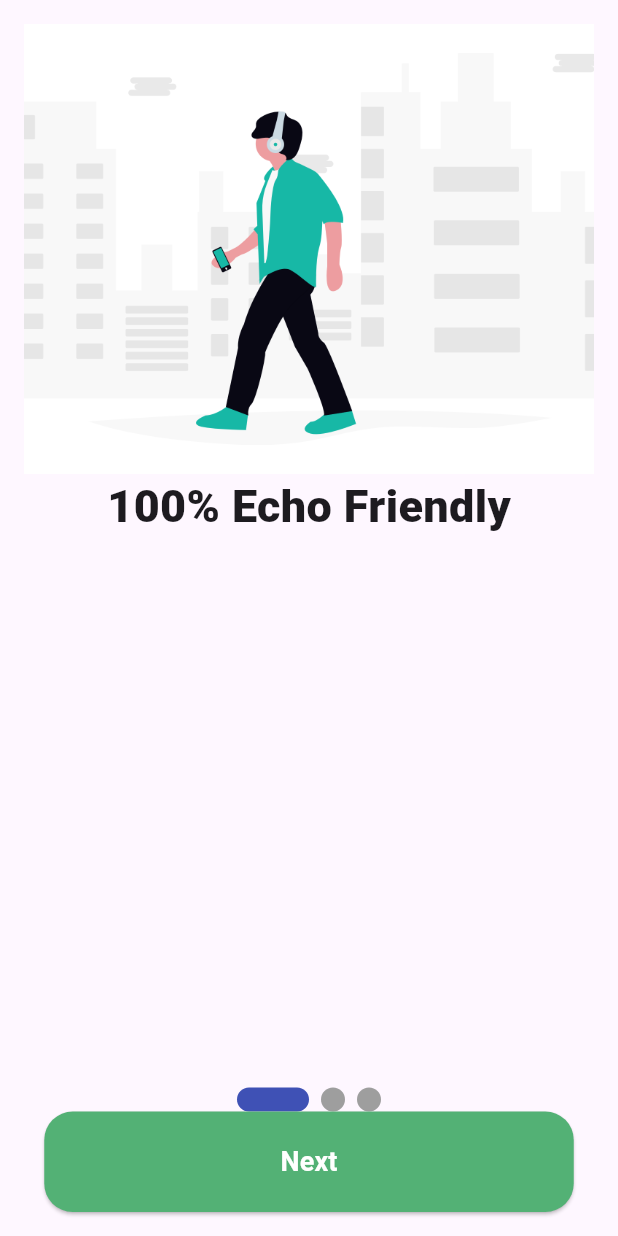
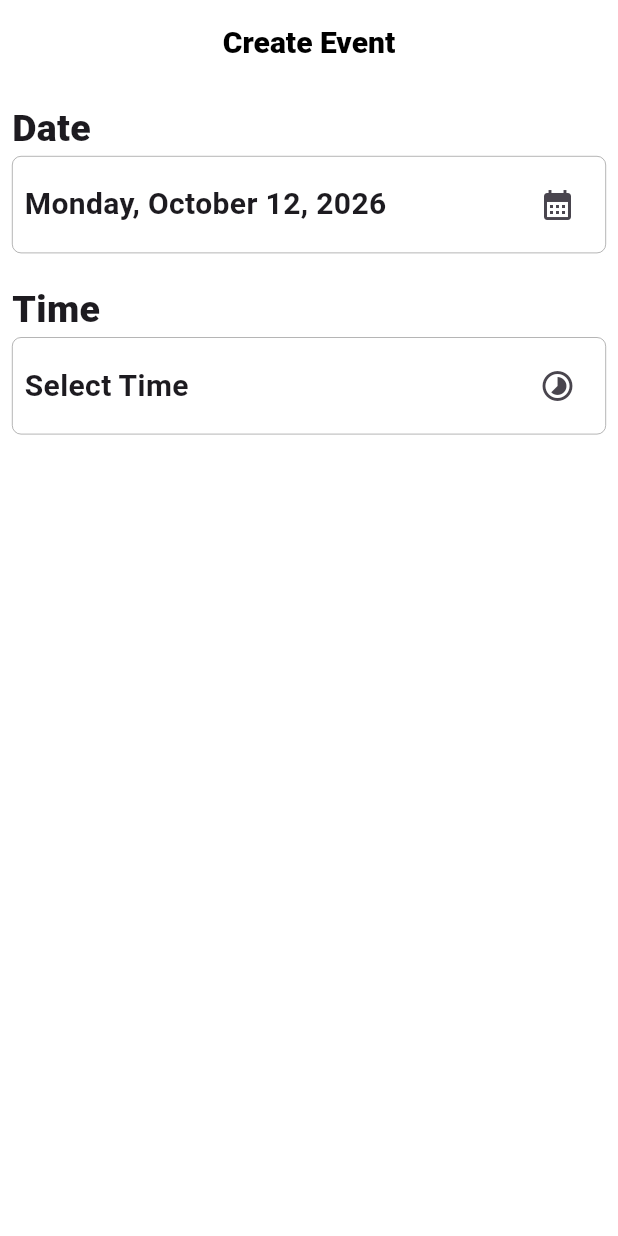
Before and after one commit to AbRehman536/batch_1_flutter, a Flutter app: the screen it shows after launch, on a phone screen of 412 x 824 dp. Run offline on Flutter 3.47's test engine with Material 3 defaults, Android fonts, the light colour scheme and no system bars; drawn by our look-alikes of smooth_page_indicator; our stand-ins replace carousel_slider, device_preview.

Commit message:
Date and Time Picker Done

```diff
--- /dev/null
+++ b/lib/extra/date_time_picker.dart
@@ -0,0 +1,113 @@
+import 'package:flutter/material.dart';
+import 'package:intl/intl.dart';
+import 'package:owais_project/constants/app_colors.dart';
+import 'package:owais_project/utils/widgets/custom_appbar.dart';
+
+class DateTimePicker extends StatefulWidget {
+  const DateTimePicker({super.key});
+
+  @override
+  State<DateTimePicker> createState() => _DateTimePickerState();
+}
+
+class _DateTimePickerState extends State<DateTimePicker> {
+  DateTime selectedDate = DateTime.now();
+  TimeOfDay? selectedTime;
+  @override
+  Widget build(BuildContext context) {
+    return Scaffold(
+      backgroundColor: AppColors.secondaryColor,
+      appBar: PreferredSize(
+          preferredSize: Size.fromHeight(60),
+      child: CustomAppbar(title: "Create Event")),
+      body: Padding(
+        padding: const EdgeInsets.all(8.0),
+        child: Column(
+          crossAxisAlignment: CrossAxisAlignment.start,
+          children: [
+            Text("Date",style: TextStyle(
+              fontWeight: FontWeight.w900,
+              fontSize: 25
+            ),),
+            Container(
+              decoration: BoxDecoration(
+                color: AppColors.secondaryColor,
+                borderRadius: .circular(6),
+                border: Border.all(
+                  color: Color(0xff838383),
+                  width: 0.4
+                ),
+              ),
+              child: Padding(
+                padding: const EdgeInsets.all(8.0),
+                child: Row(
+                  mainAxisAlignment: MainAxisAlignment.spaceBetween,
+                  children: [
+                    Text(DateFormat.yMMMMEEEEd().format(selectedDate),style: TextStyle(
+                      fontSize: 20,
+                      fontWeight: FontWeight.w600
+                    ),),
+                    IconButton(onPressed: (){
+                      showDatePicker(
+                          context: context,
+                          firstDate: DateTime.now(),
+                          lastDate: DateTime(2100))
+                          .then((value){
+                            setState(() {
+                              selectedDate = value!;
+                            });
+                      });
+                    }, icon: Icon(Icons.calendar_month)),
+                  ],
+                ),
+              ),
+            ),
+            SizedBox(height: 20,),
+            Text("Time",style: TextStyle(
+                fontWeight: FontWeight.w900,
+                fontSize: 25
+            ),),
+            Container(
+              decoration: BoxDecoration(
+                color: AppColors.secondaryColor,
+                borderRadius: .circular(6),
+                border: Border.all(
+                    color: Color(0xff838383),
+                    width: 0.4
+                ),
+              ),
+              child: Padding(
+                padding: const EdgeInsets.all(8.0),
+                child: Row(
+                  mainAxisAlignment: MainAxisAlignment.spaceBetween,
+                  children: [
+                    if(selectedTime != null)
+                      Text(selectedTime!.format(context).toString(),style: TextStyle(
+                          fontSize: 20,
+                          fontWeight: FontWeight.w600
+                      ),)
+                    else
+                      Text("Select Time",style: TextStyle(
+                          fontSize: 20,
+                          fontWeight: FontWeight.w600
+                      ),),
+                    IconButton(onPressed: (){
+                      showTimePicker(
+                          context: context,
+                          initialTime: TimeOfDay.now())
+                          .then((val){
+                            setState(() {
+                              selectedTime = val;
+                            });
+                      });
+                    }, icon: Icon(Icons.timelapse)),
+                  ],
+                ),
+              ),
+            ),
+          ],
+        ),
+      ),
+    );
+  }
+}
--- a/lib/main.dart
+++ b/lib/main.dart
@@ -1,5 +1,6 @@
 import 'package:device_preview/device_preview.dart';
 import 'package:flutter/material.dart';
+import 'package:owais_project/extra/date_time_picker.dart';
 import 'package:owais_project/extra/pageView.dart';
 import 'package:owais_project/extra/tab_bar.dart';
 import 'package:owais_project/screens/auth_screen/login.dart';
@@ -43,7 +44,7 @@ class MyApp extends StatelessWidget {
         useMaterial3: true,
       ),
 
-      home: PageViewScreen(),
+      home: DateTimePicker(),
     );
   }
 }
--- a/pubspec.yaml
+++ b/pubspec.yaml
@@ -37,6 +37,7 @@ dependencies:
   cupertino_icons: ^1.0.8
   carousel_slider: ^5.1.2
   smooth_page_indicator: ^3.0.0
+  intl: ^0.20.3
 
 dev_dependencies:
   flutter_test:
```
Also changed, not shown: pubspec.lock.
